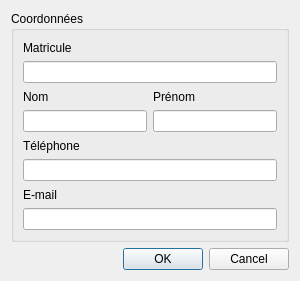
Old version of the form ui/add_professor.ui in the repository rigma/gestnotes.
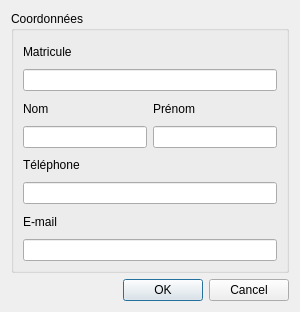
New version of the form.

```diff
--- a/ui/add_professor.ui
+++ b/ui/add_professor.ui
@@ -7,7 +7,7 @@
     <x>0</x>
     <y>0</y>
     <width>300</width>
-    <height>281</height>
+    <height>312</height>
    </rect>
   </property>
   <property name="windowTitle">
```
Left out of the diff: 8 changed lines with no effect on the pictures.
